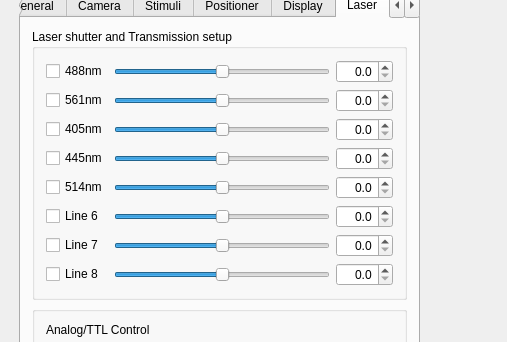
Qt form Imagine/imagine.ui (HolyLab/Imagine) before a commit; both pictures show x 0 to 507 and y 204 to 546 of the 789 by 797 pixel window.
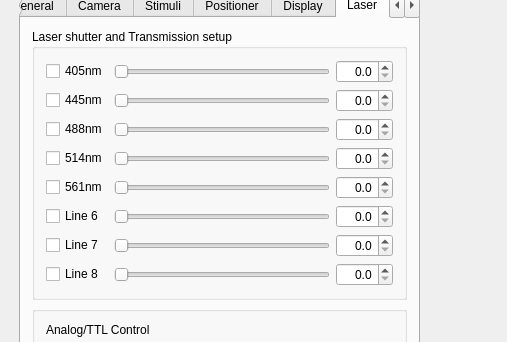
The same form after that commit. Icons and pictures are not drawn. Custom widgets are drawn as their Qt base class.

Commit message: fix a bug in writing laser info to .imagine file

What changed in the file:
```diff
--- a/Imagine/imagine.ui
+++ b/Imagine/imagine.ui
@@ -2844,7 +2844,7 @@
             <layout class="QVBoxLayout" name="verticalLayout">
              <item>
               <layout class="QGridLayout" name="gridLaserSetup_layout">
-               <item row="0" column="1">
+               <item row="4" column="1">
                 <widget class="QSlider" name="aotfLine1">
                  <property name="maximum">
                   <number>1000</number>
@@ -2856,14 +2856,17 @@
                   <number>100</number>
                  </property>
                  <property name="value">
-                  <number>500</number>
+                  <number>0</number>
+                 </property>
+                 <property name="sliderPosition">
+                  <number>0</number>
                  </property>
                  <property name="orientation">
                   <enum>Qt::Horizontal</enum>
                  </property>
                 </widget>
                </item>
-               <item row="6" column="0">
+               <item row="8" column="0">
                 <widget class="QCheckBox" name="cbLine7">
                  <property name="accessibleDescription">
                   <string notr="true">no apply</string>
@@ -2873,7 +2876,7 @@
                  </property>
                 </widget>
                </item>
-               <item row="0" column="2">
+               <item row="4" column="2">
                 <widget class="QDoubleSpinBox" name="doubleSpinBox_aotfLine1">
                  <property name="accessibleDescription">
                   <string notr="true">no apply</string>
@@ -2904,7 +2907,10 @@
                   <number>100</number>
                  </property>
                  <property name="value">
-                  <number>500</number>
+                  <number>0</number>
+                 </property>
+                 <property name="sliderPosition">
+                  <number>0</number>
                  </property>
                  <property name="orientation">
                   <enum>Qt::Horizontal</enum>
@@ -2949,26 +2955,7 @@
                  </property>
                 </widget>
                </item>
-               <item row="1" column="2">
-                <widget class="QDoubleSpinBox" name="doubleSpinBox_aotfLine2">
-                 <property name="accessibleDescription">
-                  <string notr="true">no apply</string>
-                 </property>
-                 <property name="alignment">
-                  <set>Qt::AlignRight|Qt::AlignTrailing|Qt::AlignVCenter</set>
-                 </property>
-                 <property name="decimals">
-                  <number>1</number>
-                 </property>
-                 <property name="singleStep">
-                  <double>0.100000000000000</double>
-                 </property>
-                 <property name="value">
-                  <double>0.000000000000000</double>
-                 </property>
-                </widget>
-               </item>
-               <item row="5" column="0">
+               <item row="7" column="0">
                 <widget class="QCheckBox" name="cbLine6">
                  <property name="accessibleDescription">
                   <string notr="true">no apply</string>
@@ -2990,33 +2977,17 @@
                   <number>100</number>
                  </property>
                  <property name="value">
-                  <number>500</number>
+                  <number>0</number>
                  </property>
-                 <property name="orientation">
-                  <enum>Qt::Horizontal</enum>
+                 <property name="sliderPosition">
+                  <number>0</number>
                  </property>
-                </widget>
-               </item>
-               <item row="1" column="1">
-                <widget class="QSlider" name="aotfLine2">
-                 <property name="maximum">
-                  <number>1000</number>
-                 </property>
-                 <property name="singleStep">
-                  <number>10</number>
-                 </property>
-                 <property name="pageStep">
-                  <number>100</number>
-                 </property>
-                 <property name="value">
-                  <number>500</number>
-                 </property>
                  <property name="orientation">
                   <enum>Qt::Horizontal</enum>
                  </property>
                 </widget>
                </item>
-               <item row="7" column="0">
+               <item row="9" column="0">
                 <widget class="QCheckBox" name="cbLine8">
                  <property name="accessibleDescription">
                   <string notr="true">no apply</string>
@@ -3026,26 +2997,29 @@
                  </property>
                 </widget>
                </item>
-               <item row="4" column="1">
-                <widget class="QSlider" name="aotfLine5">
-                 <property name="maximum">
-                  <number>1000</number>
-                 </property>
-                 <property name="singleStep">
-                  <number>10</number>
-                 </property>
-                 <property name="pageStep">
-                  <number>100</number>
-                 </property>
-                 <property name="value">
-                  <number>500</number>
-                 </property>
-                 <property name="orientation">
-                  <enum>Qt::Horizontal</enum>
-                 </property>
-                </widget>
-               </item>
                <item row="5" column="1">
+                <widget class="QSlider" name="aotfLine5">
+                 <property name="maximum">
+                  <number>1000</number>
+                 </property>
+                 <property name="singleStep">
+                  <number>10</number>
+                 </property>
+                 <property name="pageStep">
+                  <number>100</number>
+                 </property>
+                 <property name="value">
+                  <number>0</number>
+                 </property>
+                 <property name="sliderPosition">
+                  <number>0</number>
+                 </property>
+                 <property name="orientation">
+                  <enum>Qt::Horizontal</enum>
+                 </property>
+                </widget>
+               </item>
+               <item row="7" column="1">
                 <widget class="QSlider" name="aotfLine6">
                  <property name="maximum">
                   <number>1000</number>
@@ -3057,14 +3031,17 @@
                   <number>100</number>
                  </property>
                  <property name="value">
-                  <number>500</number>
+                  <number>0</number>
+                 </property>
+                 <property name="sliderPosition">
+                  <number>0</number>
                  </property>
                  <property name="orientation">
                   <enum>Qt::Horizontal</enum>
                  </property>
                 </widget>
                </item>
-               <item row="6" column="1">
+               <item row="8" column="1">
                 <widget class="QSlider" name="aotfLine7">
                  <property name="maximum">
                   <number>1000</number>
@@ -3076,14 +3053,17 @@
                   <number>100</number>
                  </property>
                  <property name="value">
-                  <number>500</number>
+                  <number>0</number>
+                 </property>
+                 <property name="sliderPosition">
+                  <number>0</number>
                  </property>
                  <property name="orientation">
                   <enum>Qt::Horizontal</enum>
                  </property>
                 </widget>
                </item>
-               <item row="7" column="1">
+               <item row="9" column="1">
                 <widget class="QSlider" name="aotfLine8">
                  <property name="maximum">
                   <number>1000</number>
@@ -3095,33 +3075,36 @@
                   <number>100</number>
                  </property>
                  <property name="value">
-                  <number>500</number>
+                  <number>0</number>
+                 </property>
+                 <property name="sliderPosition">
+                  <number>0</number>
                  </property>
                  <property name="orientation">
                   <enum>Qt::Horizontal</enum>
                  </property>
                 </widget>
                </item>
-               <item row="4" column="2">
-                <widget class="QDoubleSpinBox" name="doubleSpinBox_aotfLine5">
-                 <property name="accessibleDescription">
-                  <string notr="true">no apply</string>
-                 </property>
-                 <property name="alignment">
-                  <set>Qt::AlignRight|Qt::AlignTrailing|Qt::AlignVCenter</set>
-                 </property>
-                 <property name="decimals">
-                  <number>1</number>
-                 </property>
-                 <property name="singleStep">
-                  <double>0.100000000000000</double>
-                 </property>
-                 <property name="value">
-                  <double>0.000000000000000</double>
-                 </property>
-                </widget>
-               </item>
                <item row="5" column="2">
+                <widget class="QDoubleSpinBox" name="doubleSpinBox_aotfLine5">
+                 <property name="accessibleDescription">
+                  <string notr="true">no apply</string>
+                 </property>
+                 <property name="alignment">
+                  <set>Qt::AlignRight|Qt::AlignTrailing|Qt::AlignVCenter</set>
+                 </property>
+                 <property name="decimals">
+                  <number>1</number>
+                 </property>
+                 <property name="singleStep">
+                  <double>0.100000000000000</double>
+                 </property>
+                 <property name="value">
+                  <double>0.000000000000000</double>
+                 </property>
+                </widget>
+               </item>
+               <item row="7" column="2">
                 <widget class="QDoubleSpinBox" name="doubleSpinBox_aotfLine6">
                  <property name="accessibleDescription">
                   <string notr="true">no apply</string>
@@ -3140,7 +3123,7 @@
                  </property>
                 </widget>
                </item>
-               <item row="6" column="2">
+               <item row="8" column="2">
                 <widget class="QDoubleSpinBox" name="doubleSpinBox_aotfLine7">
                  <property name="accessibleDescription">
                   <string notr="true">no apply</string>
@@ -3159,7 +3142,7 @@
                  </property>
                 </widget>
                </item>
-               <item row="7" column="2">
+               <item row="9" column="2">
                 <widget class="QDoubleSpinBox" name="doubleSpinBox_aotfLine8">
                  <property name="accessibleDescription">
                   <string notr="true">no apply</string>
@@ -3178,26 +3161,6 @@
                  </property>
                 </widget>
                </item>
-               <item row="0" column="0">
-                <widget class="QCheckBox" name="cbLineTTL1">
-                 <property name="accessibleDescription">
-                  <string notr="true"/>
-                 </property>
-                 <property name="text">
-                  <string>488nm</string>
-                 </property>
-                </widget>
-               </item>
-               <item row="1" column="0">
-                <widget class="QCheckBox" name="cbLineTTL2">
-                 <property name="accessibleDescription">
-                  <string notr="true"/>
-                 </property>
-                 <property name="text">
-                  <string>561nm</string>
-                 </property>
-                </widget>
-               </item>
                <item row="2" column="0">
                 <widget class="QCheckBox" name="cbLineTTL3">
                  <property name="accessibleDescription">
@@ -3218,7 +3181,7 @@
                  </property>
                 </widget>
                </item>
-               <item row="4" column="0">
+               <item row="5" column="0">
                 <widget class="QCheckBox" name="cbLineTTL5">
                  <property name="accessibleDescription">
                   <string notr="true"/>
@@ -3228,6 +3191,67 @@
                  </property>
                 </widget>
                </item>
+               <item row="4" column="0">
+                <widget class="QCheckBox" name="cbLineTTL1">
+                 <property name="accessibleDescription">
+                  <string notr="true"/>
+                 </property>
+                 <property name="text">
+                  <string>488nm</string>
+                 </property>
+                </widget>
+               </item>
+               <item row="6" column="0">
+                <widget class="QCheckBox" name="cbLineTTL2">
+                 <property name="accessibleDescription">
+                  <string notr="true"/>
+                 </property>
+                 <property name="text">
+                  <string>561nm</string>
+                 </property>
+                </widget>
+               </item>
+               <item row="6" column="1">
+                <widget class="QSlider" name="aotfLine2">
+                 <property name="maximum">
+                  <number>1000</number>
+                 </property>
+                 <property name="singleStep">
+                  <number>10</number>
+                 </property>
+                 <property name="pageStep">
+                  <number>100</number>
+                 </property>
+                 <property name="value">
+                  <number>0</number>
+                 </property>
+                 <property name="sliderPosition">
+                  <number>0</number>
+                 </property>
+                 <property name="orientation">
+                  <enum>Qt::Horizontal</enum>
+                 </property>
+                </widget>
+               </item>
+               <item row="6" column="2">
+                <widget class="QDoubleSpinBox" name="doubleSpinBox_aotfLine2">
+                 <property name="accessibleDescription">
+                  <string notr="true">no apply</string>
+                 </property>
+                 <property name="alignment">
+                  <set>Qt::AlignRight|Qt::AlignTrailing|Qt::AlignVCenter</set>
+                 </property>
+                 <property name="decimals">
+                  <number>1</number>
+                 </property>
+                 <property name="singleStep">
+                  <double>0.100000000000000</double>
+                 </property>
+                 <property name="value">
+                  <double>0.000000000000000</double>
+                 </property>
+                </widget>
+               </item>
               </layout>
              </item>
             </layout>
```
The commit also changes 4 other files.
